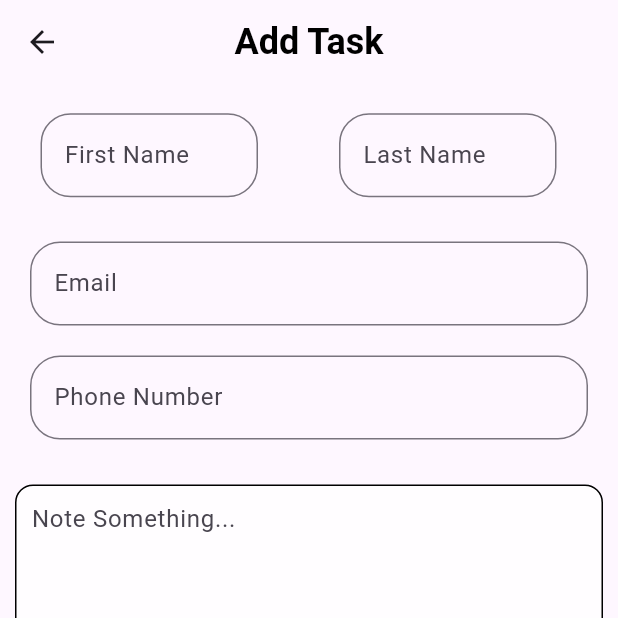
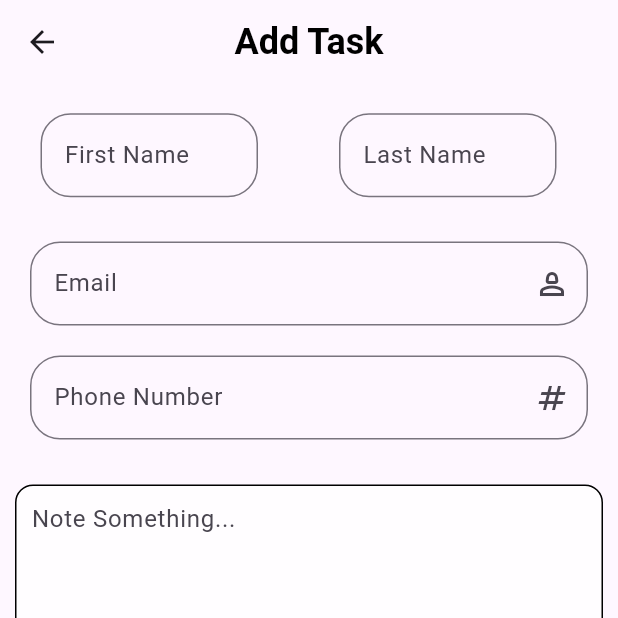
Before and after one commit to IrfanAhmad24/Data_Application, a Flutter app: the screen it shows after launch, after a tap on the "add" icon, on a phone screen of 412 x 824 dp, the top half of it. Run offline on Flutter 3.47's test engine with Material 3 defaults, Android fonts, the phone set to English and light mode, and no system bars.

Commit message:
Function Done!

```diff
--- a/lib/main.dart
+++ b/lib/main.dart
@@ -1,5 +1,7 @@
 import 'package:flutter/material.dart';
+import 'package:flutter_practice_application/models/user_details_model.dart';
 import 'package:flutter_practice_application/screens/home_screen.dart';
+import 'package:provider/provider.dart';
 
 void main() {
   runApp(const MyApp());
@@ -11,10 +13,13 @@ class MyApp extends StatelessWidget {
   // This widget is the root of your application.
   @override
   Widget build(BuildContext context) {
-    return const MaterialApp(
-      debugShowCheckedModeBanner: false,
-      title: 'Flutter Demo',
-      home: Home(),
+    return ChangeNotifierProvider(
+      create: (_) => UserDetailsModel(),
+      child: const MaterialApp(
+        debugShowCheckedModeBanner: false,
+        title: 'Flutter Demo',
+        home: Home(),
+      ),
     );
   }
 }
--- a/lib/screens/home_screen.dart
+++ b/lib/screens/home_screen.dart
@@ -1,5 +1,7 @@
 import 'package:flutter/material.dart';
+import 'package:flutter_practice_application/models/user_details_model.dart';
 import 'package:flutter_practice_application/screens/user_data.dart';
+import 'package:provider/provider.dart';
 
 class Home extends StatelessWidget {
   const Home({super.key});
@@ -10,8 +12,36 @@ class Home extends StatelessWidget {
       appBar: AppBar(
         backgroundColor: Colors.blue,
       ),
-      body: const Column(
-        children: [],
+      body: Consumer<UserDetailsModel>(
+        builder: (context, userDetailsModel, _) {
+          if (userDetailsModel.userDetailList.isEmpty) {
+            return Center(
+              child: Text('No user details added yet'),
+            );
+          } else {
+            return ListView.builder(
+              itemCount: userDetailsModel.userDetailList.length,
+              itemBuilder: (context, index) {
+                Map<String, String> userDetails =
+                    userDetailsModel.userDetailList[index];
+                return Card(
+                  child: ListTile(
+                    title: Text(
+                        'Name: ${userDetails['firstName']} ${userDetails['lastName']}'),
+                    subtitle: Column(
+                      crossAxisAlignment: CrossAxisAlignment.start,
+                      children: [
+                        Text('Email: ${userDetails['email']}'),
+                        Text('Phone Number: ${userDetails['phoneNumber']}'),
+                        Text('Note: ${userDetails['userNote']}'),
+                      ],
+                    ),
+                  ),
+                );
+              },
+            );
+          }
+        },
       ),
       floatingActionButton: FloatingActionButton(
         backgroundColor: Colors.blue,
--- a/lib/screens/user_data.dart
+++ b/lib/screens/user_data.dart
@@ -1,7 +1,9 @@
 import 'package:flutter/material.dart';
 import 'package:flutter/widgets.dart';
+import 'package:flutter_practice_application/models/user_details_model.dart';
 import 'package:flutter_practice_application/screens/home_screen.dart';
 import 'package:flutter_practice_application/ui_helper/ui_helper_model.dart';
+import 'package:provider/provider.dart';
 
 class UserDetails extends StatefulWidget {
   const UserDetails({super.key});
@@ -10,11 +12,11 @@ class UserDetails extends StatefulWidget {
   State<UserDetails> createState() => _UserDetailsState();
 }
 
-TextEditingController emailController = TextEditingController();
-TextEditingController pnumberController = TextEditingController();
-TextEditingController firstNameController = TextEditingController();
-TextEditingController lastNameController = TextEditingController();
-TextEditingController userNoteController = TextEditingController();
+final TextEditingController firstNameController = TextEditingController();
+final TextEditingController lastNameController = TextEditingController();
+final TextEditingController emailController = TextEditingController();
+final TextEditingController pnumberController = TextEditingController();
+final TextEditingController userNoteController = TextEditingController();
 
 class _UserDetailsState extends State<UserDetails> {
   @override
@@ -46,16 +48,10 @@ class _UserDetailsState extends State<UserDetails> {
                 ),
               ],
             ),
-            UiHelper.CustomTextField(
-              emailController,
-              false,
-              'Email',
-            ),
-            UiHelper.CustomTextField(
-              pnumberController,
-              false,
-              'Phone Number',
-            ),
+            UiHelper.CustomTextFieldWithIcon(emailController, false, 'Email',
+                Icons.person_2_outlined, TextInputType.emailAddress),
+            UiHelper.CustomTextFieldWithIcon(pnumberController, false,
+                'Phone Number', Icons.numbers, TextInputType.number),
             Padding(
               padding: const EdgeInsets.symmetric(horizontal: 10, vertical: 20),
               child: Container(
@@ -65,7 +61,7 @@ class _UserDetailsState extends State<UserDetails> {
                     color: Colors.white70,
                     border: Border.all(),
                     borderRadius: BorderRadius.circular(12)),
-                child: UiHelper.CustomUerNote(
+                child: UiHelper.CustomUserNote(
                     userNoteController, false, 'Note Something...'),
               ),
             ),
@@ -102,8 +98,16 @@ class _UserDetailsState extends State<UserDetails> {
                           )),
                     );
                   } else {
-                    Navigator.push(context,
-                        MaterialPageRoute(builder: (context) => const Home()));
+                    final userDetailsModel =
+                        Provider.of<UserDetailsModel>(context, listen: false);
+                    userDetailsModel.addUserDetails(
+                      firstName: firstNameController.text.trim(),
+                      lastName: lastNameController.text.trim(),
+                      email: emailController.text.trim(),
+                      phoneNumber: pnumberController.text.trim(),
+                      userNote: userNoteController.text.trim(),
+                    );
+                    Navigator.pop(context); // Close UserDetailsScree
                   }
                 },
                 child: Padding(
--- a/lib/ui_helper/ui_helper_model.dart
+++ b/lib/ui_helper/ui_helper_model.dart
@@ -24,11 +24,12 @@ class UiHelper {
     );
   }
 
-  static CustomTextFieldWithIcon(
-      controller, bool hide, String hintText, IconData iconData) {
+  static CustomTextFieldWithIcon(controller, bool hide, String hintText,
+      IconData iconData, TextInputType textInput) {
     return Padding(
       padding: const EdgeInsets.symmetric(horizontal: 20, vertical: 10),
       child: TextField(
+        keyboardType: textInput,
         controller: controller,
         decoration: InputDecoration(
             suffixIcon: Icon(iconData),
@@ -68,7 +69,7 @@ class UiHelper {
     );
   }
 
-  static CustomUerNote(
+  static CustomUserNote(
     controller,
     bool hide,
     String hintText,
--- a/pubspec.yaml
+++ b/pubspec.yaml
@@ -35,6 +35,7 @@ dependencies:
   # The following adds the Cupertino Icons font to your application.
   # Use with the CupertinoIcons class for iOS style icons.
   cupertino_icons: ^1.0.6
+  provider:
 
 dev_dependencies:
   flutter_test:
```
Also changed, not shown: lib/models/user_details_model.dart (added, +45 -0 lines), pubspec.lock.
